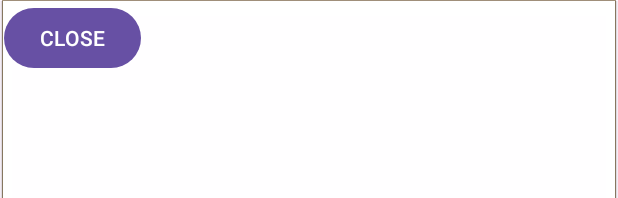
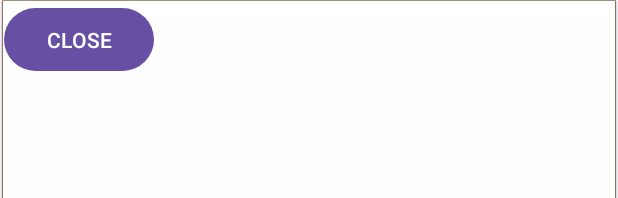
Before and after one commit to setonwebber/scamsense, an Android app: the layout activity_pop.xml on its own in the app's theme, with its tools: preview values and no code run, on a phone screen of 412 x 824 dp. Shown: the top 198 px of the screen. Run offline under Robolectric (Android 15) with nearby library versions, the phone set to English and light mode, and no system bars.

```diff
--- a/app/src/main/res/layout/activity_pop.xml
+++ b/app/src/main/res/layout/activity_pop.xml
@@ -8,8 +8,8 @@
 
     <Button
         android:id="@+id/btnClose"
-        android:layout_width="wrap_content"
-        android:layout_height="wrap_content"
+        android:layout_width="100dp"
+        android:layout_height="50dp"
         android:text="CLOSE"
         tools:ignore="HardcodedText,MissingConstraints"
         tools:layout_constraintBottom_creator="1"
```
